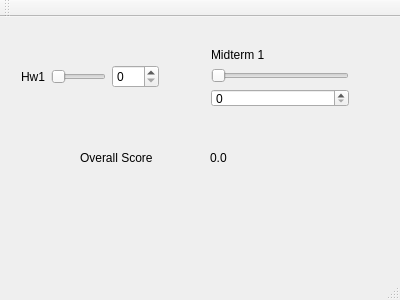
Old version of the form grade_calculator.ui in the repository cbj950613/grade_calculator.
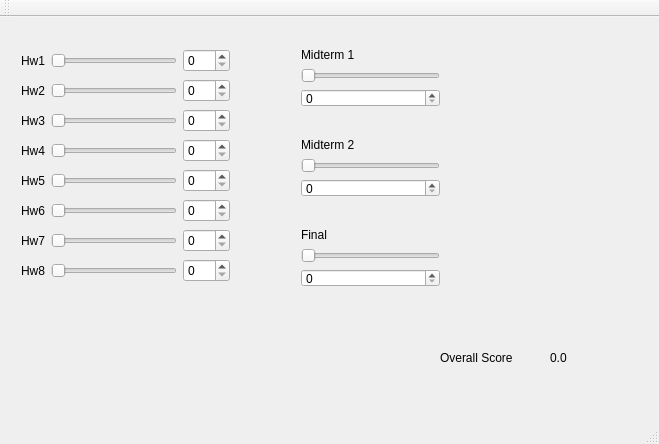
New version of the form.

Commit message: first grading scheme works

The edit to the form file:
```diff
--- a/grade_calculator.ui
+++ b/grade_calculator.ui
@@ -6,91 +6,19 @@
    <rect>
     <x>0</x>
     <y>0</y>
-    <width>400</width>
-    <height>300</height>
+    <width>659</width>
+    <height>444</height>
    </rect>
   </property>
   <property name="windowTitle">
    <string>grade_calculator</string>
   </property>
   <widget class="QWidget" name="centralWidget">
-   <widget class="QWidget" name="horizontalLayoutWidget">
-    <property name="geometry">
-     <rect>
-      <x>10</x>
-      <y>20</y>
-      <width>160</width>
-      <height>80</height>
-     </rect>
-    </property>
-    <layout class="QHBoxLayout" name="horizontalLayout">
-     <item>
-      <widget class="QLabel" name="label">
-       <property name="text">
-        <string>Hw1</string>
-       </property>
-      </widget>
-     </item>
-     <item>
-      <widget class="QSlider" name="horizontalSlider">
-       <property name="maximum">
-        <number>100</number>
-       </property>
-       <property name="orientation">
-        <enum>Qt::Horizontal</enum>
-       </property>
-      </widget>
-     </item>
-     <item>
-      <widget class="QSpinBox" name="hw1spinbox">
-       <property name="maximum">
-        <number>100</number>
-       </property>
-      </widget>
-     </item>
-    </layout>
-   </widget>
-   <widget class="QWidget" name="verticalLayoutWidget">
-    <property name="geometry">
-     <rect>
-      <x>200</x>
-      <y>20</y>
-      <width>160</width>
-      <height>81</height>
-     </rect>
-    </property>
-    <layout class="QVBoxLayout" name="verticalLayout">
-     <item>
-      <widget class="QLabel" name="label_2">
-       <property name="text">
-        <string>Midterm 1</string>
-       </property>
-      </widget>
-     </item>
-     <item>
-      <widget class="QSlider" name="horizontalSlider_2">
-       <property name="maximum">
-        <number>100</number>
-       </property>
-       <property name="orientation">
-        <enum>Qt::Horizontal</enum>
-       </property>
-      </widget>
-     </item>
-     <item>
-      <widget class="QSpinBox" name="midterm1spinbox">
-       <property name="maximum">
-        <number>100</number>
-       </property>
-      </widget>
-     </item>
-    </layout>
-   </widget>
    <widget class="QLabel" name="overall_grade">
     <property name="geometry">
      <rect>
-      <x>210</x>
-      <y>130</y>
+      <x>550</x>
+      <y>330</y>
       <width>104</width>
       <height>21</height>
      </rect>
@@ -102,8 +30,8 @@
    <widget class="QLabel" name="label_3">
     <property name="geometry">
      <rect>
-      <x>80</x>
-      <y>130</y>
+      <x>440</x>
+      <y>330</y>
       <width>101</width>
       <height>21</height>
      </rect>
@@ -112,6 +40,356 @@
      <string>Overall Score</string>
     </property>
    </widget>
+   <widget class="QWidget" name="verticalLayoutWidget">
+    <property name="geometry">
+     <rect>
+      <x>290</x>
+      <y>20</y>
+      <width>161</width>
+      <height>81</height>
+     </rect>
+    </property>
+    <layout class="QVBoxLayout" name="verticalLayout">
+     <item>
+      <widget class="QLabel" name="mt1label">
+       <property name="text">
+        <string>Midterm 1</string>
+       </property>
+      </widget>
+     </item>
+     <item>
+      <widget class="QSlider" name="mt1slider">
+       <property name="sizePolicy">
+        <sizepolicy hsizetype="Expanding" vsizetype="Expanding">
+         <horstretch>0</horstretch>
+         <verstretch>0</verstretch>
+        </sizepolicy>
+       </property>
+       <property name="maximum">
+        <number>100</number>
+       </property>
+       <property name="orientation">
+        <enum>Qt::Horizontal</enum>
+       </property>
+      </widget>
+     </item>
+     <item>
+      <widget class="QSpinBox" name="mt1spinbox">
+       <property name="maximum">
+        <number>100</number>
+       </property>
+      </widget>
+     </item>
+    </layout>
+   </widget>
+   <widget class="QWidget" name="verticalLayoutWidget_2">
+    <property name="geometry">
+     <rect>
+      <x>290</x>
+      <y>110</y>
+      <width>161</width>
+      <height>81</height>
+     </rect>
+    </property>
+    <layout class="QVBoxLayout" name="verticalLayout_3">
+     <item>
+      <widget class="QLabel" name="mt2label">
+       <property name="text">
+        <string>Midterm 2</string>
+       </property>
+      </widget>
+     </item>
+     <item>
+      <widget class="QSlider" name="mt2slider">
+       <property name="maximum">
+        <number>100</number>
+       </property>
+       <property name="orientation">
+        <enum>Qt::Horizontal</enum>
+       </property>
+      </widget>
+     </item>
+     <item>
+      <widget class="QSpinBox" name="mt2spinbox">
+       <property name="maximum">
+        <number>100</number>
+       </property>
+      </widget>
+     </item>
+    </layout>
+   </widget>
+   <widget class="QWidget" name="verticalLayoutWidget_3">
+    <property name="geometry">
+     <rect>
+      <x>290</x>
+      <y>200</y>
+      <width>161</width>
+      <height>81</height>
+     </rect>
+    </property>
+    <layout class="QVBoxLayout" name="verticalLayout_4">
+     <item>
+      <widget class="QLabel" name="finallabel">
+       <property name="text">
+        <string>Final</string>
+       </property>
+      </widget>
+     </item>
+     <item>
+      <widget class="QSlider" name="finalslider">
+       <property name="maximum">
+        <number>100</number>
+       </property>
+       <property name="orientation">
+        <enum>Qt::Horizontal</enum>
+       </property>
+      </widget>
+     </item>
+     <item>
+      <widget class="QSpinBox" name="finalspinbox">
+       <property name="maximum">
+        <number>100</number>
+       </property>
+      </widget>
+     </item>
+    </layout>
+   </widget>
+   <widget class="QWidget" name="">
+    <property name="geometry">
+     <rect>
+      <x>10</x>
+      <y>20</y>
+      <width>231</width>
+      <height>264</height>
+     </rect>
+    </property>
+    <layout class="QVBoxLayout" name="verticalLayout_2">
+     <item>
+      <layout class="QHBoxLayout" name="horizontalLayout">
+       <item>
+        <widget class="QLabel" name="hw1label">
+         <property name="text">
+          <string>Hw1</string>
+         </property>
+        </widget>
+       </item>
+       <item>
+        <widget class="QSlider" name="hw1slider">
+         <property name="maximum">
+          <number>100</number>
+         </property>
+         <property name="orientation">
+          <enum>Qt::Horizontal</enum>
+         </property>
+        </widget>
+       </item>
+       <item>
+        <widget class="QSpinBox" name="hw1spinbox">
+         <property name="maximum">
+          <number>100</number>
+         </property>
+        </widget>
+       </item>
+      </layout>
+     </item>
+     <item>
+      <layout class="QHBoxLayout" name="horizontalLayout_3">
+       <item>
+        <widget class="QLabel" name="hw2label">
+         <property name="text">
+          <string>Hw2</string>
+         </property>
+        </widget>
+       </item>
+       <item>
+        <widget class="QSlider" name="hw2slider">
+         <property name="maximum">
+          <number>100</number>
+         </property>
+         <property name="orientation">
+          <enum>Qt::Horizontal</enum>
+         </property>
+        </widget>
+       </item>
+       <item>
+        <widget class="QSpinBox" name="hw2spinbox">
+         <property name="maximum">
+          <number>100</number>
+         </property>
+        </widget>
+       </item>
+      </layout>
+     </item>
+     <item>
+      <layout class="QHBoxLayout" name="horizontalLayout_4">
+       <item>
+        <widget class="QLabel" name="hw3label">
+         <property name="text">
+          <string>Hw3</string>
+         </property>
+        </widget>
+       </item>
+       <item>
+        <widget class="QSlider" name="hw3slider">
+         <property name="maximum">
+          <number>100</number>
+         </property>
+         <property name="orientation">
+          <enum>Qt::Horizontal</enum>
+         </property>
+        </widget>
+       </item>
+       <item>
+        <widget class="QSpinBox" name="hw3spinbox">
+         <property name="maximum">
+          <number>100</number>
+         </property>
+        </widget>
+       </item>
+      </layout>
+     </item>
+     <item>
+      <layout class="QHBoxLayout" name="horizontalLayout_5">
+       <item>
+        <widget class="QLabel" name="hw4label">
+         <property name="text">
+          <string>Hw4</string>
+         </property>
+        </widget>
+       </item>
+       <item>
+        <widget class="QSlider" name="hw4slider">
+         <property name="maximum">
+          <number>100</number>
+         </property>
+         <property name="orientation">
+          <enum>Qt::Horizontal</enum>
+         </property>
+        </widget>
+       </item>
+       <item>
+        <widget class="QSpinBox" name="hw4spinbox">
+         <property name="maximum">
+          <number>100</number>
+         </property>
+        </widget>
+       </item>
+      </layout>
+     </item>
+     <item>
+      <layout class="QHBoxLayout" name="horizontalLayout_6">
+       <item>
+        <widget class="QLabel" name="hw5label">
+         <property name="text">
+          <string>Hw5</string>
+         </property>
+        </widget>
+       </item>
+       <item>
+        <widget class="QSlider" name="hw5slider">
+         <property name="maximum">
+          <number>100</number>
+         </property>
+         <property name="orientation">
+          <enum>Qt::Horizontal</enum>
+         </property>
+        </widget>
+       </item>
+       <item>
+        <widget class="QSpinBox" name="hw5spinbox">
+         <property name="maximum">
+          <number>100</number>
+         </property>
+        </widget>
+       </item>
+      </layout>
+     </item>
+     <item>
+      <layout class="QHBoxLayout" name="horizontalLayout_7">
+       <item>
+        <widget class="QLabel" name="hw6label">
+         <property name="text">
+          <string>Hw6</string>
+         </property>
+        </widget>
+       </item>
+       <item>
+        <widget class="QSlider" name="hw6slider">
+         <property name="maximum">
+          <number>100</number>
+         </property>
+         <property name="orientation">
+          <enum>Qt::Horizontal</enum>
+         </property>
+        </widget>
+       </item>
+       <item>
+        <widget class="QSpinBox" name="hw6spinbox">
+         <property name="maximum">
+          <number>100</number>
+         </property>
+        </widget>
+       </item>
+      </layout>
+     </item>
+     <item>
+      <layout class="QHBoxLayout" name="horizontalLayout_8">
+       <item>
+        <widget class="QLabel" name="hw7label">
+         <property name="text">
+          <string>Hw7</string>
+         </property>
+        </widget>
+       </item>
+       <item>
+        <widget class="QSlider" name="hw7slider">
+         <property name="maximum">
+          <number>100</number>
+         </property>
+         <property name="orientation">
+          <enum>Qt::Horizontal</enum>
+         </property>
+        </widget>
+       </item>
+       <item>
+        <widget class="QSpinBox" name="hw7spinbox">
+         <property name="maximum">
+          <number>100</number>
+         </property>
+        </widget>
+       </item>
+      </layout>
+     </item>
+     <item>
+      <layout class="QHBoxLayout" name="horizontalLayout_9">
+       <item>
+        <widget class="QLabel" name="hw8label">
+         <property name="text">
+          <string>Hw8</string>
+         </property>
+        </widget>
+       </item>
+       <item>
+        <widget class="QSlider" name="hw8slider">
+         <property name="maximum">
+          <number>100</number>
+         </property>
+         <property name="orientation">
+          <enum>Qt::Horizontal</enum>
+         </property>
+        </widget>
+       </item>
+       <item>
+        <widget class="QSpinBox" name="hw8spinbox">
+         <property name="maximum">
+          <number>100</number>
+         </property>
+        </widget>
+       </item>
+      </layout>
+     </item>
+    </layout>
+   </widget>
   </widget>
   <widget class="QMenuBar" name="menuBar">
    <property name="geometry">
```
Left out of the diff: 359 changed lines with no effect on the pictures. The commit also changes 2 other files.
